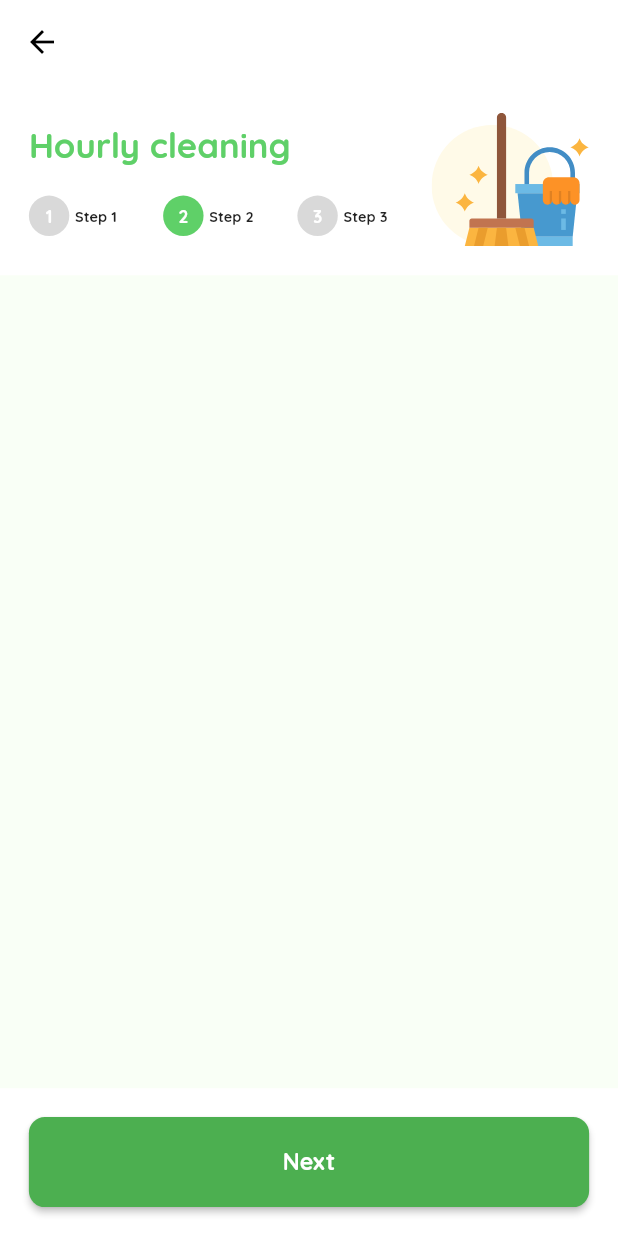
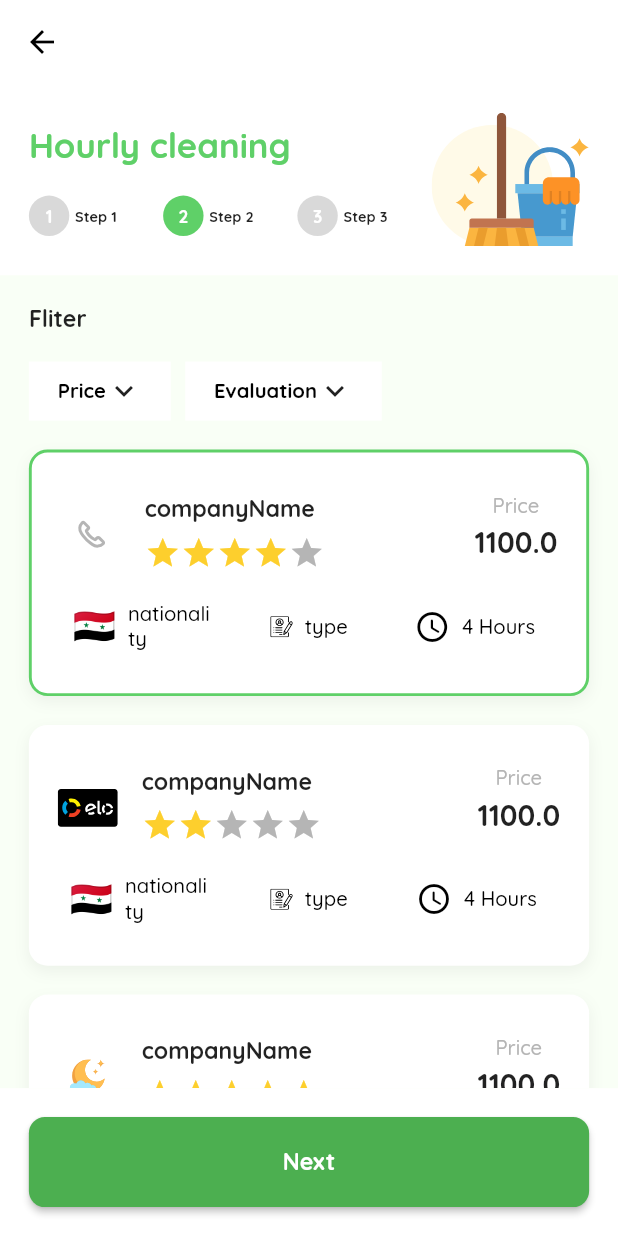
Before and after one commit to 0Ahmad0/labor, a Flutter app: the MakeOrderView screen opened by its route, swiped to page 2, on a phone screen of 412 x 824 dp. Run offline on Flutter 3.47's test engine with Material 2 defaults, Android fonts, the phone set to English and light mode, and no system bars; our stand-ins replace country_picker, easy_localization, firebase_core, flutter_rating_bar, flutter_screenutil, flutter_svg and 5 more; missing offline and left inert: flutter_osm_plugin; accounts and stored records are empty; project files that could hold a hidden picture were left out.

Commit message:
finish step2

```diff
--- a/lib/main.dart
+++ b/lib/main.dart
@@ -8,6 +8,7 @@ import 'presentation/resources/app_routes.dart';
 import 'presentation/resources/app_strings.dart';
 import 'translations/codegen_loader.g.dart';
 import 'package:flutter_screenutil/flutter_screenutil.dart';
+import 'package:flutter_localizations/flutter_localizations.dart';
 
 Future<void> main() async {
   WidgetsFlutterBinding.ensureInitialized();
@@ -40,9 +41,7 @@ class MyApp extends StatelessWidget {
       builder: (BuildContext context, Widget? child) {
         return MaterialApp(
           supportedLocales: context.supportedLocales,
-          localizationsDelegates: [
-            CountryLocalizations.delegate,
-          ],
+          localizationsDelegates: context.localizationDelegates,
           title: AppStrings.appName,
           theme: AppTheme.appTheme,
           debugShowCheckedModeBanner: false,
--- /dev/null
+++ b/lib/models/step2item.dart
@@ -0,0 +1,20 @@
+class Step2Item {
+  final String companyLogo;
+  final String companyName;
+  final int companyRate;
+  final double price;
+  final String type;
+  final String nationality;
+  final String time;
+  bool isSelected;
+
+  Step2Item(
+      {required this.companyLogo,
+      required this.companyName,
+      required this.companyRate,
+      required this.price,
+      required this.type,
+      required this.nationality,
+      required this.time,
+      this.isSelected = false});
+}
--- a/lib/presentation/views/make_order/steps_screen/step2.dart
+++ b/lib/presentation/views/make_order/steps_screen/step2.dart
@@ -3,8 +3,11 @@ import 'package:easy_localization/easy_localization.dart';
 import 'package:flutter/material.dart';
 import 'package:flutter_screenutil/flutter_screenutil.dart';
 import 'package:flutter_svg/svg.dart';
+import 'package:labor/presentation/resources/app_constants.dart';
+import 'package:labor/presentation/widgets/app_step2_item.dart';
 
 import '../../../../models/period.dart';
+import '../../../../models/step2item.dart';
 import '../../../../translations/locale_keys.g.dart';
 import '../../../resources/app_assets.dart';
 import '../../../resources/app_colors.dart';
@@ -21,16 +24,55 @@ class Step2 extends StatefulWidget {
 }
 
 class _Step2State extends State<Step2> {
-  int _selectedIndex = 0;
-  late final List<Period> _periods;
-  final numberHoursController = TextEditingController(text: "1");
-  final nationalityController = TextEditingController(text: '🇸🇾');
-  final cityController = TextEditingController(text: "Riadh");
+  late final List<Step2Item> _items;
 
   _fillList() {
-    _periods = [
-      Period(name: tr(LocaleKeys.make_order_morning), icon: AppAssets.sun),
-      Period(name: tr(LocaleKeys.make_order_night), icon: AppAssets.night),
+    _items = [
+      Step2Item(
+          companyLogo: AppAssets.phone,
+          companyName: 'companyName',
+          companyRate: 3,
+          price: 1100,
+          isSelected: true,
+          type: 'type',
+          nationality: '🇸🇾',
+          time: '4 Hours'),
+      Step2Item(
+          companyLogo: AppAssets.elo,
+          companyName: 'companyName',
+          companyRate: 1,
+          price: 1100,
+          isSelected: false,
+          type: 'type',
+          nationality: '🇸🇾',
+          time: '4 Hours'),
+      Step2Item(
+          companyLogo: AppAssets.night,
+          companyName: 'companyName',
+          companyRate: 5,
+          price: 1100,
+          isSelected: false,
+          type: 'type',
+          nationality: '🇸🇾',
+          time: '4 Hours'),
+      Step2Item(
+          companyLogo: AppAssets.americanExpress,
+          companyName: 'companyName',
+          companyRate: 4,
+          isSelected: false,
+          price: 1100,
+          type: 'type',
+          nationality: '🇸🇾',
+          time: '4 Hours'),
+      Step2Item(
+          companyLogo: AppAssets.sun,
+          companyName: 'companyName',
+          companyRate: 1,
+          price: 1100,
+          isSelected: false,
+          type: 'type',
+          nationality: '🇸🇾',
+          time: '4 Hours'),
     ];
   }
 
@@ -47,7 +89,81 @@ class _Step2State extends State<Step2> {
         Expanded(
           child: ListView(
             padding: EdgeInsets.all(AppPadding.p20.sp),
-            children: [],
+            children: [
+              Text(
+                tr(LocaleKeys.make_order_fliter),
+                style: getBoldStyle(
+                  fontSize: 16.sp,
+                ),
+              ),
+              SizedBox(
+                height: AppSize.s20.sp,
+              ),
+              Row(
+                children: [
+                  PopupMenuButton(
+                    itemBuilder: (_) {
+                      return [
+                        PopupMenuItem(child: Text('tr1')),
+                        PopupMenuItem(child: Text('tr2')),
+                      ];
+                    },
+                    child: Container(
+                      padding: EdgeInsets.symmetric(
+                          vertical: AppPadding.p8.sp,
+                          horizontal: AppPadding.p20.sp),
+                      decoration: BoxDecoration(color: AppColors.white),
+                      child: Row(
+                        children: [
+                          Text(
+                            tr(LocaleKeys.make_order_price),
+                            style: getBoldStyle(
+                                fontSize: 14.sp, color: AppColors.black),
+                          ),
+                          Icon(Icons.keyboard_arrow_down),
+                        ],
+                      ),
+                    ),
+                  ),
+                  SizedBox(
+                    width: AppSize.s10.sp,
+                  ),
+                  PopupMenuButton(
+                    itemBuilder: (_) {
+                      return [
+                        PopupMenuItem(child: Text('tr1')),
+                        PopupMenuItem(child: Text('tr2')),
+                      ];
+                    },
+                    child: Container(
+                      padding: EdgeInsets.symmetric(
+                          vertical: AppPadding.p8.sp,
+                          horizontal: AppPadding.p20.sp),
+                      decoration: BoxDecoration(color: AppColors.white),
+                      child: Row(
+                        children: [
+                          Text(
+                            tr(LocaleKeys.make_order_evaluation),
+                            style: getBoldStyle(
+                                fontSize: 14.sp, color: AppColors.black),
+                          ),
+                          Icon(Icons.keyboard_arrow_down),
+                        ],
+                      ),
+                    ),
+                  ),
+                ],
+              ),
+              SizedBox(
+                height: AppSize.s20.sp,
+              ),
+              Column(
+                children: List.generate(
+                  _items.length,
+                  (index) => AppStep2Item(item: _items[index]),
+                ),
+              )
+            ],
           ),
         ),
         Container(
--- /dev/null
+++ b/lib/presentation/widgets/app_step2_item.dart
@@ -0,0 +1,145 @@
+import 'package:easy_localization/easy_localization.dart';
+import 'package:flutter/material.dart';
+import 'package:flutter_screenutil/flutter_screenutil.dart';
+import 'package:flutter_svg/svg.dart';
+import 'package:labor/models/step2item.dart';
+
+import '../../translations/locale_keys.g.dart';
+import '../resources/app_assets.dart';
+import '../resources/app_colors.dart';
+import '../resources/app_constants.dart';
+import '../resources/app_styles.dart';
+import '../resources/app_values.dart';
+
+class AppStep2Item extends StatefulWidget {
+  final Step2Item item;
+
+  const AppStep2Item({Key? key, required this.item}) : super(key: key);
+
+  @override
+  State<AppStep2Item> createState() => _AppStep2ItemState();
+}
+
+class _AppStep2ItemState extends State<AppStep2Item> {
+  @override
+  Widget build(BuildContext context) {
+    return InkWell(
+      onTap: () {
+        setState(() {
+          widget.item.isSelected = !widget.item.isSelected;
+        });
+      },
+      child: AnimatedContainer(
+        duration: Duration(milliseconds: AppConstants.defaultDelay),
+        width: double.infinity,
+        padding: EdgeInsets.all(AppPadding.p20.sp),
+        margin: EdgeInsets.only(bottom: AppMargin.m20.sp),
+        decoration: BoxDecoration(
+            color: AppColors.white,
+            borderRadius: BorderRadius.circular(14.r),
+            boxShadow: [
+              BoxShadow(
+                  color: AppColors.black.withOpacity(.05),
+                  blurRadius: 8.sp,
+                  offset: Offset(0, 4.sp))
+            ],
+            border: widget.item.isSelected
+                ? Border.all(color: AppColors.primary, width: 2.sp)
+                : null),
+        child: Column(
+          crossAxisAlignment: CrossAxisAlignment.center,
+          children: [
+            ListTile(
+              contentPadding: EdgeInsets.zero,
+              leading: CircleAvatar(
+                backgroundColor: Colors.transparent,
+                child: SvgPicture.asset(
+                  widget.item.companyLogo,
+                ),
+              ),
+              title: Text(
+                widget.item.companyName,
+                style: getBoldStyle(fontSize: 16.sp),
+              ),
+              subtitle: Padding(
+                padding: EdgeInsets.only(top: AppPadding.p8.sp),
+                child: Row(
+                  crossAxisAlignment: CrossAxisAlignment.start,
+                  children: List.generate(
+                    5,
+                    (index) => Icon(
+                      Icons.star,
+                      color: index > widget.item.companyRate
+                          ? AppColors.greyText
+                          : AppColors.starColor,
+                    ),
+                  ),
+                ),
+              ),
+              trailing: Column(
+                children: [
+                  Text(
+                    tr(LocaleKeys.make_order_price),
+                    style: getMediumStyle(
+                        fontSize: 14.sp, color: AppColors.greyText),
+                  ),
+                  SizedBox(
+                    height: AppSize.s4.sp,
+                  ),
+                  Text(
+                    '${widget.item.price}',
+                    style: getBoldStyle(fontSize: 20.sp),
+                  )
+                ],
+              ),
+            ),
+            Row(
+              children: [
+                Expanded(
+                    child: TextButton.icon(
+                        style: TextButton.styleFrom(
+                            disabledBackgroundColor: Colors.transparent,
+                            disabledForegroundColor: Colors.transparent),
+                        onPressed: null,
+                        icon: Text(
+                          '🇸🇾',
+                          style: getBoldStyle(
+                            fontSize: 24.sp,
+                            color: AppColors.black,
+                          ),
+                        ),
+                        label: Text(
+                          //TODO getName IconFlag
+                          'nationality',
+                          style: getMediumStyle(
+                              fontSize: 14.sp, color: AppColors.black),
+                        ))),
+                Expanded(
+                    child: TextButton.icon(
+                        onPressed: null,
+                        icon: SvgPicture.asset(AppAssets.order_type),
+                        label: Text(
+                          widget.item.type,
+                          style: getMediumStyle(
+                              fontSize: 14.sp, color: AppColors.black),
+                        ))),
+                Expanded(
+                    child: TextButton.icon(
+                        onPressed: null,
+                        icon: Icon(
+                          Icons.access_time_rounded,
+                          color: AppColors.black,
+                        ),
+                        label: Text(
+                          widget.item.time,
+                          style: getMediumStyle(
+                              fontSize: 14.sp, color: AppColors.black),
+                        ))),
+              ],
+            )
+          ],
+        ),
+      ),
+    );
+  }
+}
```
